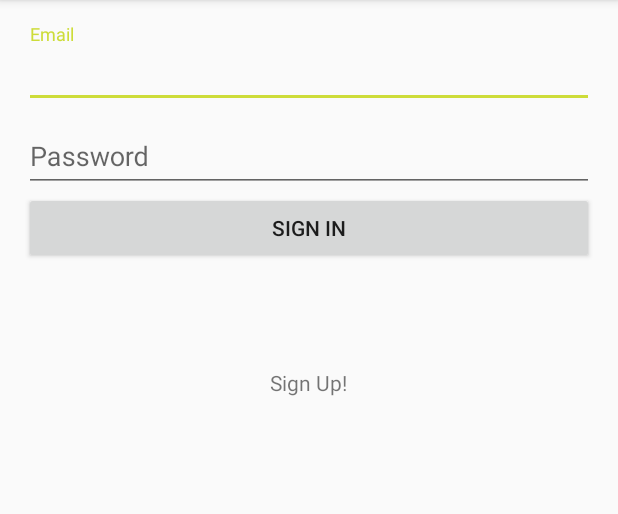
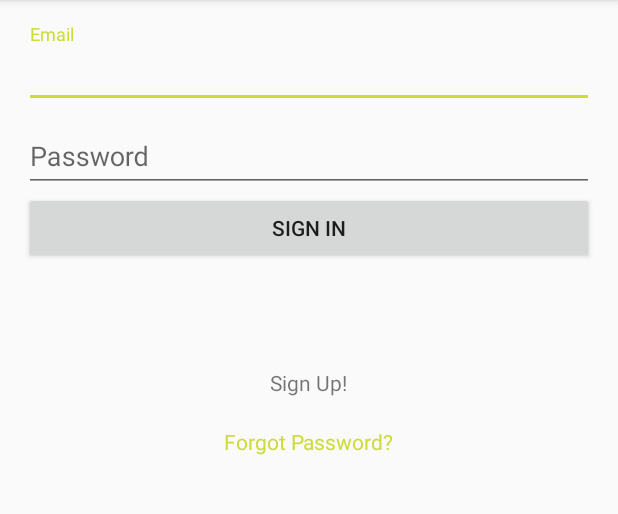
Before and after one commit to davidka95/museum_android, an Android app: the LoginActivity screen opened directly, with no data from a screen before it, on a phone screen of 412 x 824 dp, the part 84-598 px from its top. Run offline under Robolectric (Android 15) with nearby library versions, the phone set to English and light mode, and no system bars; our stand-ins replace Firebase (no records; nobody signed in at launch, a user with empty details on screens opened directly).

Commit message:
add forgot password function

```diff
--- a/app/src/main/java/hu/bme/aut/exhibitionexplorer/LoginActivity.java
+++ b/app/src/main/java/hu/bme/aut/exhibitionexplorer/LoginActivity.java
@@ -14,11 +14,12 @@ import android.view.WindowManager;
 
 import com.google.firebase.auth.FirebaseAuth;
 
+import hu.bme.aut.exhibitionexplorer.fragment.ForgotPasswordFragment;
 import hu.bme.aut.exhibitionexplorer.fragment.SignInFragment;
 import hu.bme.aut.exhibitionexplorer.fragment.SignUpFragment;
 import hu.bme.aut.exhibitionexplorer.interfaces.OnSuccesfullLoginListener;
 
-public class LoginActivity extends AppCompatActivity implements SignInFragment.OnSignUpButtonClickListener, OnSuccesfullLoginListener{
+public class LoginActivity extends AppCompatActivity implements SignInFragment.OnUserSettingsButtonClickListener, OnSuccesfullLoginListener{
     FragmentManager fragmentManager;
     Toolbar toolbar;
 
@@ -62,6 +63,15 @@ public class LoginActivity extends AppCompatActivity implements SignInFragment.O
     }
 
     @Override
+    public void onForgotPassword() {
+        fragmentManager = getSupportFragmentManager();
+        Fragment signUpFragment = new ForgotPasswordFragment();
+        fragmentManager.beginTransaction().replace(R.id.activity_login, signUpFragment, ForgotPasswordFragment.TAG)
+                .addToBackStack(ForgotPasswordFragment.TAG)
+                .commit();
+    }
+
+    @Override
     public void onSuccesfullLogin() {
         Intent intent = new Intent(LoginActivity.this, MainActivity.class);
         intent.addFlags(Intent.FLAG_ACTIVITY_NEW_TASK);
--- a/app/src/main/java/hu/bme/aut/exhibitionexplorer/fragment/SignInFragment.java
+++ b/app/src/main/java/hu/bme/aut/exhibitionexplorer/fragment/SignInFragment.java
@@ -29,19 +29,23 @@ import hu.bme.aut.exhibitionexplorer.interfaces.OnSuccesfullLoginListener;
 public class SignInFragment extends Fragment{
     private EditText edEmail;
     private EditText edPassword;
+
     private Button btnSignIn;
+
     private TextView tvSignUp;
+    private TextView tvForgotPassword;
+
     private FirebaseAuth firebaseAuth;
 
-    private OnSignUpButtonClickListener listener;
+    private OnUserSettingsButtonClickListener listener;
     private OnSuccesfullLoginListener onSuccesfullLoginListener;
 
     @Override
     public void onCreate(@Nullable Bundle savedInstanceState) {
         super.onCreate(savedInstanceState);
         FragmentActivity activity = getActivity();
-        if(activity instanceof OnSignUpButtonClickListener){
-            listener = (OnSignUpButtonClickListener) activity;
+        if(activity instanceof OnUserSettingsButtonClickListener){
+            listener = (OnUserSettingsButtonClickListener) activity;
         } else {
             throw new RuntimeException("Activity must implement OnSignUpButtonCLickListener interface");
         }
@@ -77,6 +81,14 @@ public class SignInFragment extends Fragment{
             @Override
             public void onClick(View v) {
                 listener.onSignUp();
+            }
+        });
+
+        tvForgotPassword = (TextView) rootView.findViewById(R.id.tvForgotPassword);
+        tvForgotPassword.setOnClickListener(new View.OnClickListener() {
+            @Override
+            public void onClick(View v) {
+                listener.onForgotPassword();
             }
         });
     }
@@ -129,8 +141,9 @@ public class SignInFragment extends Fragment{
         dialog.show();
     }
 
-    public interface OnSignUpButtonClickListener{
+    public interface OnUserSettingsButtonClickListener{
         public void onSignUp();
+        public void onForgotPassword();
     }
 
 
--- a/app/src/main/res/layout/fragment_log_in.xml
+++ b/app/src/main/res/layout/fragment_log_in.xml
@@ -45,4 +45,13 @@
         android:layout_marginTop="69dp"
         android:text="@string/sign_up_text" />
 
+    <TextView
+        android:id="@+id/tvForgotPassword"
+        android:layout_width="wrap_content"
+        android:layout_height="wrap_content"
+        android:layout_gravity="center_horizontal"
+        android:layout_marginTop="20dp"
+        android:textColor="@color/accent"
+        android:text="@string/forgot_password_text" />
+
 </LinearLayout>
```
Also changed, not shown: app/src/main/java/hu/bme/aut/exhibitionexplorer/fragment/ForgotPasswordFragment.java (added, +114 -0 lines), app/src/main/res/layout/fragment_forgot_password.xml (added, +42 -0 lines), app/src/main/res/values/strings.xml (+7 -0 lines).
